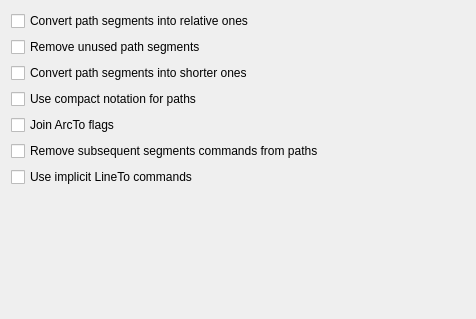
RazrFalcon/svgcleaner-gui, file src/preferences/pathspage.ui: the form before one commit.
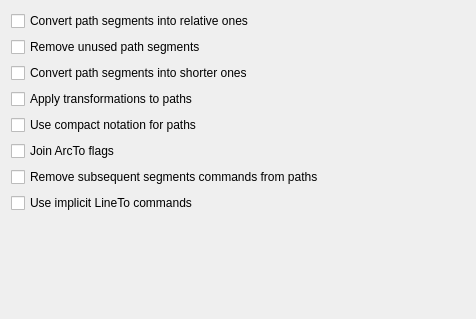
The form after the commit. Custom widgets are drawn as their Qt base class.

Commit message: Added Paths -> Apply transformations to paths.

```diff
--- a/src/preferences/pathspage.ui
+++ b/src/preferences/pathspage.ui
@@ -37,6 +37,13 @@
        </property>
       </widget>
      </item>
+     <item>
+      <widget class="QCheckBox" name="chBoxApplyTransformToPaths">
+       <property name="text">
+        <string>Apply transformations to paths</string>
+       </property>
+      </widget>
+     </item>
     </layout>
    </item>
    <item>
```
The commit also changes 5 other files.
